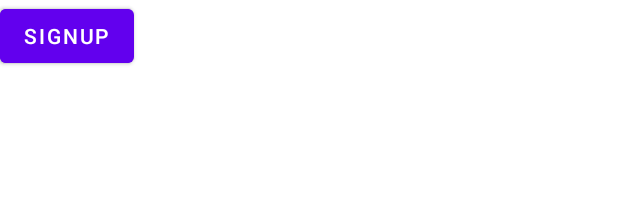
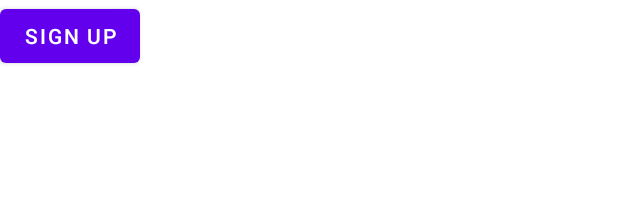
Before and after one commit to nlabib/pizzapp, an Android app: the layout activity_main.xml on its own in the app's theme, with its tools: preview values and no code run, on a phone screen of 412 x 824 dp. Shown: the top 198 px of the screen. Run offline under Robolectric (Android 15) with nearby library versions, the phone set to English and light mode, and no system bars.

Commit message:
little changes

```diff
--- a/app/build.gradle
+++ b/app/build.gradle
@@ -4,7 +4,6 @@ plugins {
 
 android {
     compileSdk 32
-
     defaultConfig {
         applicationId "com.example.pizzaapp"
         minSdk 19
--- a/app/src/main/res/layout/activity_main.xml
+++ b/app/src/main/res/layout/activity_main.xml
@@ -11,15 +11,15 @@
         android:layout_width="wrap_content"
         android:layout_height="wrap_content"
         android:text="Sign in"
-        tools:layout_editor_absoluteX="160dp"
-        tools:layout_editor_absoluteY="464dp" />
+        app:layout_constraintBottom_toTopOf="@+id/signupButton"
+        tools:layout_editor_absoluteX="160dp" />
 
     <Button
         android:id="@+id/signupButton"
         android:layout_width="wrap_content"
         android:layout_height="wrap_content"
-        android:text="Signup"
+        android:text="Sign up"
         tools:layout_editor_absoluteX="156dp"
-        tools:layout_editor_absoluteY="527dp" />
+        tools:layout_editor_absoluteY="524dp" />
 
 </androidx.constraintlayout.widget.ConstraintLayout>
```
Also changed, not shown: 1 other file.
